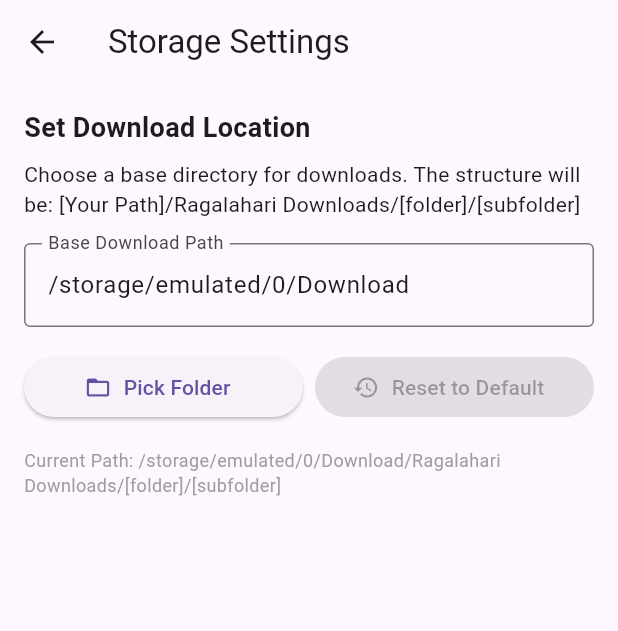
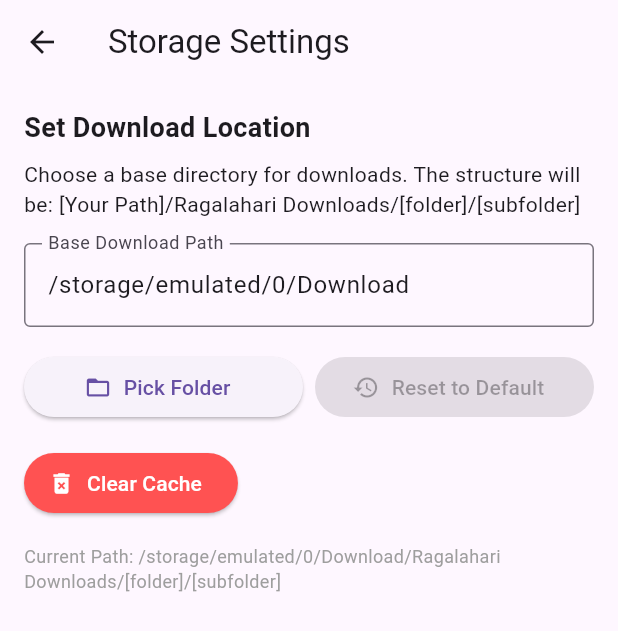
Before and after one commit to DevSon1024/ragadl-app, a Flutter app: the screen it shows after launch, in the side drawer, after a tap on "Storage Settings", on a phone screen of 412 x 824 dp. Shown: the top 631 px of the screen. Run offline on Flutter 3.47's test engine with Material 3 defaults, Android fonts, the light colour scheme and no system bars; our stand-ins replace awesome_notifications, cached_network_image, csv, device_info_plus, dio, file_picker and 5 more; missing offline and left inert: flutter_isolate, window_manager.

Commit message:
added a button in storage setting to clear all cache memory of the app

```diff
--- a/lib/settings/storage_settings.dart
+++ b/lib/settings/storage_settings.dart
@@ -55,9 +55,9 @@
       _baseDownloadPath = path;
       _isDefaultPath = path == '/storage/emulated/0/Download';
     });
-    ScaffoldMessenger.of(
-      context,
-    ).showSnackBar(SnackBar(content: Text('Download path set to: $path')));
+    ScaffoldMessenger.of(context).showSnackBar(
+      SnackBar(content: Text('Download path set to: $path')),
+    );
   }
 
   Future<void> _pickFolder() async {
@@ -84,6 +84,15 @@
     });
   }
 
+  Future<void> _clearCache() async {
+    final prefs = await SharedPreferences.getInstance();
+    await prefs.clear();
+    await _loadSavedPath(); // Reload default path after clearing
+    ScaffoldMessenger.of(context).showSnackBar(
+      const SnackBar(content: Text('Cache cleared successfully')),
+    );
+  }
+
   @override
   void dispose() {
     _pathController.dispose();
@@ -106,7 +115,7 @@
             const SizedBox(height: 8),
             const Text(
               'Choose a base directory for downloads. The structure will be: '
-              '[Your Path]/Ragalahari Downloads/[folder]/[subfolder]',
+                  '[Your Path]/Ragalahari Downloads/[folder]/[subfolder]',
               style: TextStyle(fontSize: 14),
             ),
             const SizedBox(height: 16),
@@ -139,6 +148,16 @@
               ],
             ),
             const SizedBox(height: 16),
+            ElevatedButton.icon(
+              onPressed: _clearCache,
+              icon: const Icon(Icons.delete_forever),
+              label: const Text('Clear Cache'),
+              style: ElevatedButton.styleFrom(
+                backgroundColor: Colors.redAccent,
+                foregroundColor: Colors.white,
+              ),
+            ),
+            const SizedBox(height: 16),
             Text(
               'Current Path: $_baseDownloadPath/Ragalahari Downloads/[folder]/[subfolder]',
               style: const TextStyle(fontSize: 12, color: Colors.grey),
```
